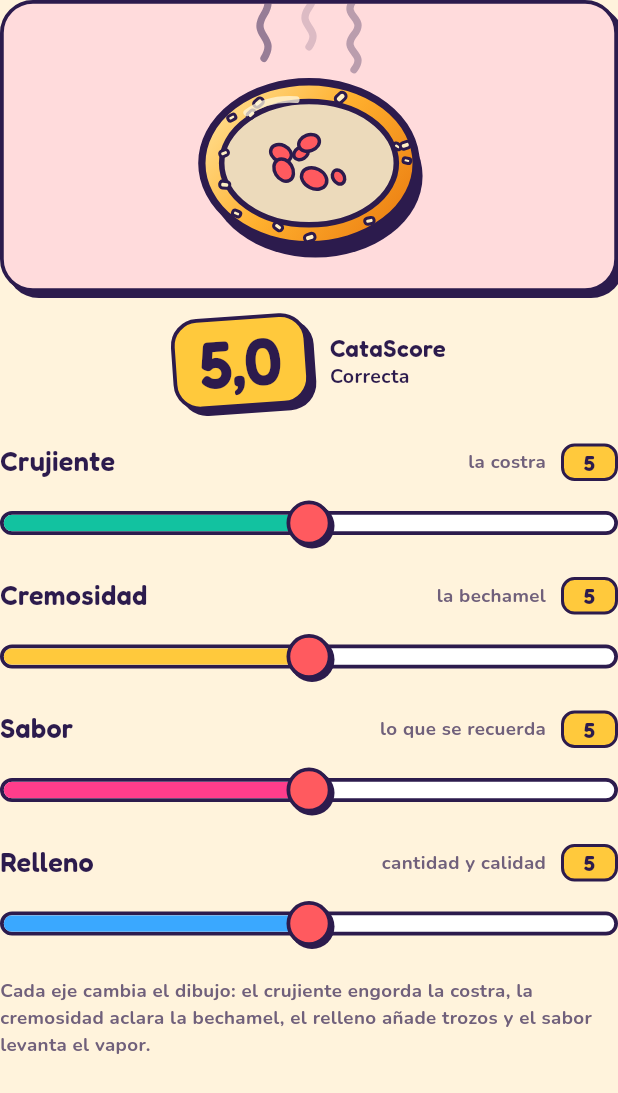
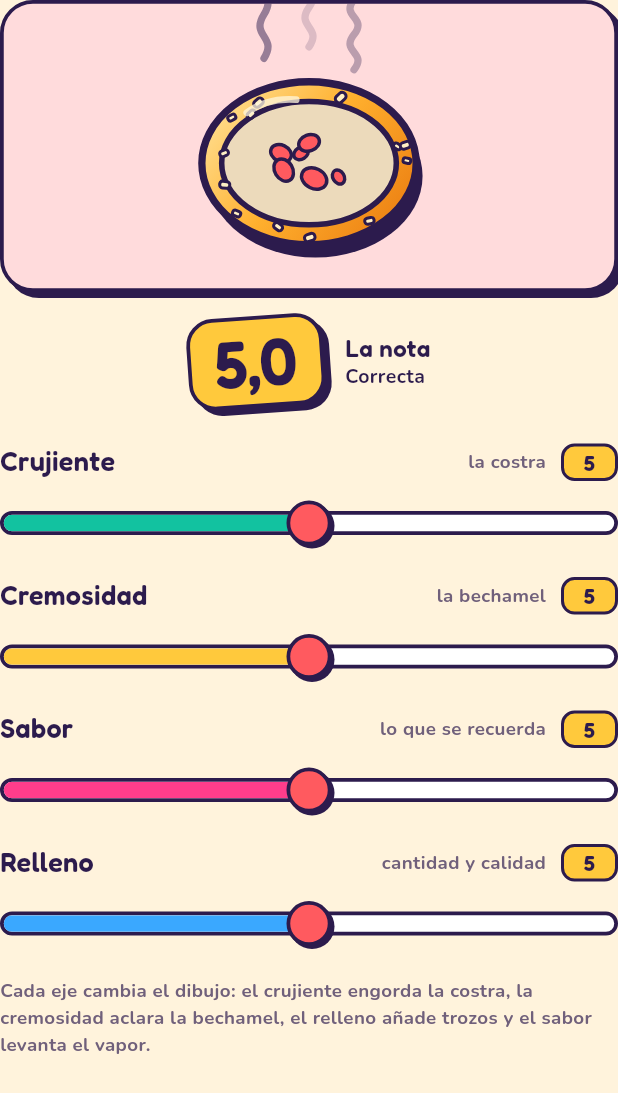
Before and after one commit to escalartica/catacroket, a Flutter app: the PasoCorte widget shown alone on an empty page, opened directly, on a phone screen of 412 x 824 dp. Shown: the top 1093 px of the screen. Run offline on Flutter 3.47's test engine with Material 3 defaults, Android fonts, the phone set to English and light mode, and no system bars; our stand-ins replace flutter_map, flutter_riverpod, flutter_svg, geolocator, go_router, image_picker and 4 more; accounts and stored records are empty.

Commit message:
Cuatro cosas que sólo salen recorriendo el flujo entero
Creé una cata desde cero como un usuario nuevo, dejando campos en blanco a
propósito. Los cuatro hallazgos vienen de ahí, no de leer código.

LA CIUDAD FANTASMA. Al guardar, una ciudad vacía se sustituía por el literal
'Sin ciudad', y eso rompía tres cosas a la vez:

- La ficha decía "SIN CIUDAD 🇪🇸 · Bar La Prueba", como si hubiera un pueblo
  llamado así.
- `Cata.lugar` ya tenía escrita la rama para una ciudad vacía —enseña el
  país— pero no se ejecutaba nunca.
- 'Sin ciudad' no está vacío, así que contaba como ciudad visitada: tres
  catas sin rellenar y el Croquetómetro decía "1 ciudad". También acercaba
  sola la medalla de las diez.

Ahora se queda vacía. El sitio no: ahí un blanco dejaría una cata que no se
puede reconocer en una lista, y por eso sí conserva su texto de relleno.

EL PASO 1 EMPEZABA POR LO OPCIONAL. Se llama "¿Dónde estás?" y lo primero
era la foto, que ni es dónde estás ni hace falta. Lo único que el botón de
abajo exige —el nombre del sitio— quedaba debajo. La foto pasa al final.

LA PRIMERA CATA NO SE JUZGA POR LA NOTA. Al publicar un 6 decía "Anotada. No
todas pueden ser leyenda", que tiene gracia a partir de la segunda; en la
primera es recibir a alguien con una palmadita en la espalda. Ahora dice "Tu
primera cata. Ya tienes libreta".

CATASCORE era la única palabra en inglés de una app que llama Croquetómetro
a su perfil y Aprendiz de panko a su primer rango. Pasa a "La nota".

Dos tests viejos fallaron al arreglar la ciudad porque fijaban el
comportamiento erróneo: daban por bueno el 'Sin ciudad'. Se actualizaron,
que es lo que toca cuando el bug estaba escrito en el test.

flutter analyze: sin incidencias
flutter test: 220 tests, todos pasan (antes 217)

Co-Authored-By: Claude Opus 5 <noreply@anthropic.com>

```diff
--- a/lib/features/detalle/detalle_page.dart
+++ b/lib/features/detalle/detalle_page.dart
@@ -158,7 +158,7 @@ class DetallePage extends ConsumerWidget {
                     crossAxisAlignment: CrossAxisAlignment.start,
                     mainAxisSize: MainAxisSize.min,
                     children: <Widget>[
-                      Text('CataScore', style: AppTypography.tituloS.copyWith(fontSize: 16)),
+                      Text('La nota', style: AppTypography.tituloS.copyWith(fontSize: 16)),
                       Text(
                         'Gana por ${cata.corte.ejeFuerte}',
                         style: AppTypography.cuerpoS.copyWith(fontSize: 13),
--- a/lib/features/nueva_cata/pasos/paso_corte.dart
+++ b/lib/features/nueva_cata/pasos/paso_corte.dart
@@ -74,7 +74,7 @@ class PasoCorte extends ConsumerWidget {
               crossAxisAlignment: CrossAxisAlignment.start,
               mainAxisSize: MainAxisSize.min,
               children: <Widget>[
-                Text('CataScore', style: AppTypography.tituloS.copyWith(fontSize: 16)),
+                Text('La nota', style: AppTypography.tituloS.copyWith(fontSize: 16)),
                 Text(_frase(nota), style: AppTypography.cuerpoS.copyWith(fontSize: 13)),
               ],
             ),
```
Also changed, not shown: lib/features/nueva_cata/cata_desde_borrador.dart (+13 -4 lines), lib/features/nueva_cata/pasos/paso_sitio.dart (+7 -2 lines), lib/features/publicada/publicada_page.dart (+12 -5 lines), 1 other file.
